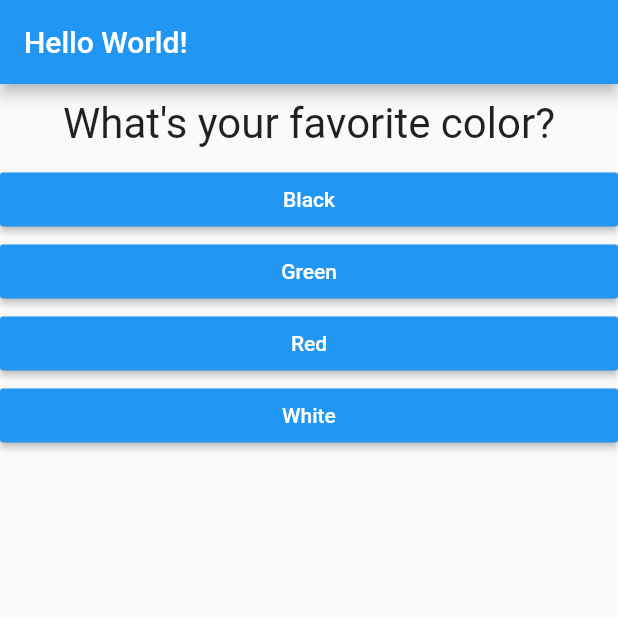
After one commit to daboyyy/flutter-quiz-app, a Flutter app: the screen it shows after launch, on a phone screen of 412 x 824 dp, the top half of it. The commit adds this screen. Run offline on Flutter 3.47's test engine with Material 2 defaults, Android fonts, the phone set to English and light mode, and no system bars.

Commit message:
feat: completed quiz app

```diff
--- a/lib/main.dart
+++ b/lib/main.dart
@@ -1,7 +1,8 @@
 import 'package:flutter/material.dart';
 
-import './answer.dart';
-import './question.dart';
+import './quiz.dart';
+import './result.dart';
+
 void main() => runApp(MyApp());
 
 class MyApp extends StatefulWidget {
@@ -13,45 +14,64 @@ class MyApp extends StatefulWidget {
 
 class MyAppState extends State<MyApp> {
   var _questionIndex = 0;
+  final _questions = const [
+    {
+      'questionText': 'What\'s your favorite color?',
+      'answers': [
+        {'score': 10, 'text': 'Black'},
+        {'score': 3, 'text': 'Green'},
+        {'score': 5, 'text': 'Red'},
+        {'score': 1, 'text': 'White'}
+      ],
+    },
+    {
+      'questionText': 'What\'s your favorite animals?',
+      'answers': [
+        {'score': 5, 'text': 'Elephant'},
+        {'score': 9, 'text': 'Lion'},
+        {'score': 3, 'text': 'Rabbit'},
+        {'score': 11, 'text': 'Snake'}
+      ],
+    },
+    {
+      'questionText': 'What\'s your favorite instructor?',
+      'answers': [
+        {'score': 1, 'text': 'Max'},
+        {'score': 1, 'text': 'Max'},
+        {'score': 1, 'text': 'Max'},
+        {'score': 1, 'text': 'Max'}
+      ],
+    },
+  ];
+  var _totalScore = 0;
 
-  void _answerQuestion() {
+  void _answerQuestion(int score) {
+    _totalScore += score;
     setState(() {
       _questionIndex = _questionIndex + 1;
     });
     print('Answer Chosen!');
   }
 
+  void _resetQuiz() {
+    setState(() {
+      _questionIndex = 0;
+      _totalScore = 0;
+    });
+  }
+
   @override
   Widget build(BuildContext context) {
-    const questions = [
-      {
-        'questionText': 'What\'s your favorite color?',
-        'answers': ['Black', 'Green', 'Red', 'White'],
-      },
-      {
-        'questionText': 'What\'s your favorite animals?',
-        'answers': ['Elephant', 'Lion', 'Rabbit', 'Snake'],
-      },
-      {
-        'questionText': 'What\'s your favorite instructor?',
-        'answers': ['Max', 'Max', 'Max', 'Max'],
-      },
-    ];
-
-    return MaterialApp(home: Scaffold(
-      appBar: AppBar(
-        title: Text('Hello World!'),
-      ),
-      body: Column(
-        children: [
-          Question(
-            questions[_questionIndex]['questionText'] as String
-          ),
-          ...(questions[_questionIndex]['answers'] as List<String>).map((answer) {
-            return Answer(_answerQuestion, answer);
-          }).toList()
-        ],
-      ),
-    ));
+    return MaterialApp(
+        home: Scaffold(
+            appBar: AppBar(
+              title: Text('Hello World!'),
+            ),
+            body: _questionIndex < _questions.length
+                ? Quiz(
+                    answerQuestion: _answerQuestion,
+                    questions: _questions,
+                    questionIndex: _questionIndex)
+                : Result(_totalScore, _resetQuiz)));
   }
 }
--- /dev/null
+++ b/lib/quiz.dart
@@ -0,0 +1,27 @@
+import 'package:flutter/material.dart';
+
+import './answer.dart';
+import './question.dart';
+
+class Quiz extends StatelessWidget {
+  final Function answerQuestion;
+  final List<Map<String, Object>> questions;
+  final int questionIndex;
+
+  Quiz(
+      {@required this.questions,
+      @required this.answerQuestion,
+      @required this.questionIndex});
+
+  @override
+  Widget build(BuildContext context) {
+    return Column(
+      children: [
+        Question(questions[questionIndex]['questionText'] as String),
+        ...(questions[questionIndex]['answers'] as List<Map<String, Object>>).map((answer) {
+          return Answer(() => answerQuestion(answer['score']), answer['text'] as String);
+        }).toList()
+      ],
+    );
+  }
+}
```
Also changed, not shown: lib/result.dart (added, +41 -0 lines).
